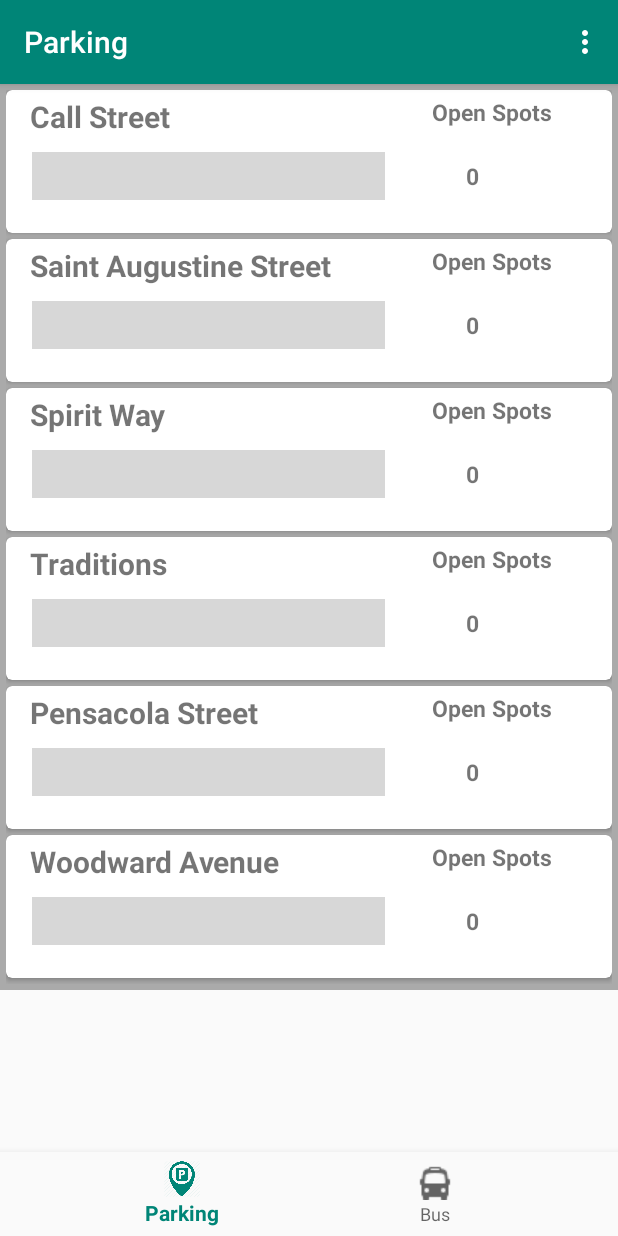
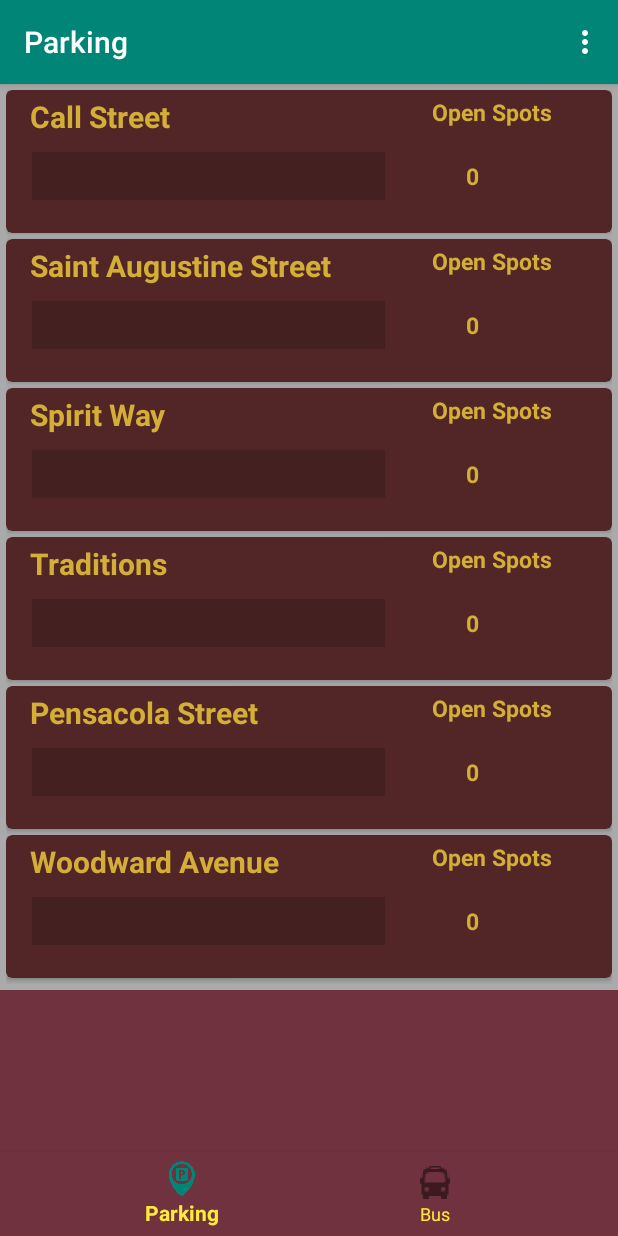
Before and after one commit to kgn86/cen4020_project, an Android app: the screen it shows after launch (MainActivity), on a phone screen of 412 x 824 dp. Run offline under Robolectric (Android 15) with nearby library versions, the phone set to English and light mode, and no system bars; our stand-ins replace navigation-ui; 4 statements that could not run were skipped.

Commit message:
changed color scheme for school pride

```diff
--- a/FSUTranz/app/src/main/res/layout/activity_main.xml
+++ b/FSUTranz/app/src/main/res/layout/activity_main.xml
@@ -1,6 +1,5 @@
 <?xml version="1.0" encoding="utf-8"?>
-<androidx.constraintlayout.widget.ConstraintLayout
-    xmlns:android="http://schemas.android.com/apk/res/android"
+<androidx.constraintlayout.widget.ConstraintLayout xmlns:android="http://schemas.android.com/apk/res/android"
     xmlns:app="http://schemas.android.com/apk/res-auto"
     android:id="@+id/container"
     android:layout_width="match_parent"
@@ -14,16 +13,19 @@
         android:layout_marginBottom="53dp"
         app:defaultNavHost="true"
         app:layout_constraintBottom_toTopOf="@id/nav_view"
+        app:layout_constraintHorizontal_bias="0.0"
         app:layout_constraintLeft_toLeftOf="parent"
         app:layout_constraintRight_toRightOf="parent"
         app:layout_constraintTop_toTopOf="parent"
+        app:layout_constraintVertical_bias="0.0"
         app:navGraph="@navigation/mobile_navigation" />
 
     <com.google.android.material.bottomnavigation.BottomNavigationView
         android:id="@+id/nav_view"
         android:layout_width="0dp"
         android:layout_height="wrap_content"
-        android:background="?android:attr/windowBackground"
+        android:background="@color/garnet"
+        app:itemTextColor="#FFEB3B"
         app:layout_constraintBottom_toBottomOf="parent"
         app:layout_constraintLeft_toLeftOf="parent"
         app:layout_constraintRight_toRightOf="parent"
--- a/FSUTranz/app/src/main/res/layout/fragment_parking.xml
+++ b/FSUTranz/app/src/main/res/layout/fragment_parking.xml
@@ -1,8 +1,8 @@
 <?xml version="1.0" encoding="utf-8"?>
 <RelativeLayout xmlns:android="http://schemas.android.com/apk/res/android"
-    xmlns:tools="http://schemas.android.com/tools"
     android:layout_width="match_parent"
-    android:layout_height="match_parent">
+    android:layout_height="match_parent"
+    android:background="@color/garnet">
 
     <androidx.recyclerview.widget.RecyclerView
         android:id="@+id/recyclerView"
--- a/FSUTranz/app/src/main/res/layout/item.xml
+++ b/FSUTranz/app/src/main/res/layout/item.xml
@@ -4,6 +4,8 @@
     android:layout_width="match_parent"
     android:layout_height="95dp"
     android:layout_marginBottom="4dp"
+    android:background="@color/garnet"
+    app:cardBackgroundColor="#522626"
     app:cardCornerRadius="4dp">
 
     <RelativeLayout
@@ -18,6 +20,7 @@
             android:layout_marginStart="12dp"
             android:layout_marginLeft="12dp"
             android:text="@string/parking_lot"
+            android:textColor="@color/gold"
             android:textSize="20sp"
             android:textStyle="bold" />
 
@@ -30,6 +33,7 @@
             android:layout_toEndOf="@+id/txtParking"
             android:layout_toRightOf="@+id/txtParking"
             android:text="@string/spots"
+            android:textColor="@color/gold"
             android:textSize="15sp"
             android:textStyle="bold" />
 
@@ -44,6 +48,7 @@
             android:layout_toEndOf="@+id/progressBar"
             android:layout_toRightOf="@+id/progressBar"
             android:text="@string/spotNum"
+            android:textColor="@color/gold"
             android:textSize="15sp"
             android:textStyle="bold" />
 
@@ -58,6 +63,7 @@
             android:layout_marginStart="1dp"
             android:layout_marginLeft="1dp"
             android:layout_marginTop="12dp"
+            android:indeterminate="false"
             android:max="100"
             android:progress="50"
             android:scaleY="8" />
--- a/FSUTranz/app/src/main/res/values/colors.xml
+++ b/FSUTranz/app/src/main/res/values/colors.xml
@@ -3,4 +3,6 @@
     <color name="colorPrimary">#008577</color>
     <color name="colorPrimaryDark">#00574B</color>
     <color name="colorAccent">#D81B60</color>
+    <color name="garnet">#70323e</color>
+    <color name="gold">#d4af37</color>
 </resources>
--- a/FSUTranz/build.gradle
+++ b/FSUTranz/build.gradle
@@ -7,7 +7,7 @@ buildscript {
 
     }
     dependencies {
-        classpath 'com.android.tools.build:gradle:3.5.1'
+        classpath 'com.android.tools.build:gradle:3.5.2'
 
         // NOTE: Do not place your application dependencies here; they belong
         // in the individual module build.gradle files
```
Also changed, not shown: FSUTranz/app/src/main/res/drawable-hdpi/bus_icon.png (added), FSUTranz/app/src/main/res/drawable-mdpi/bus_icon.png (added), FSUTranz/app/src/main/res/drawable-xhdpi/bus_icon.png (added), FSUTranz/app/src/main/res/drawable-xxhdpi/bus_icon.png (added), FSUTranz/app/src/main/res/drawable-xxxhdpi/bus_icon.png (added), FSUTranz/app/src/main/res/drawable/bus_icon.png (deleted).
